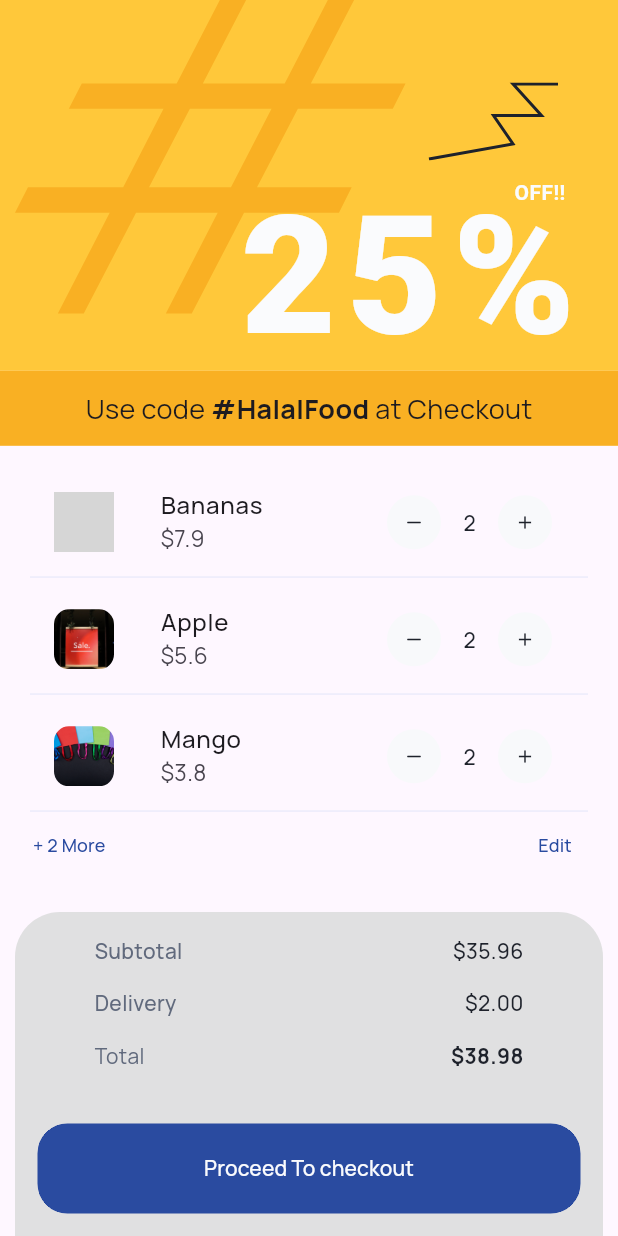
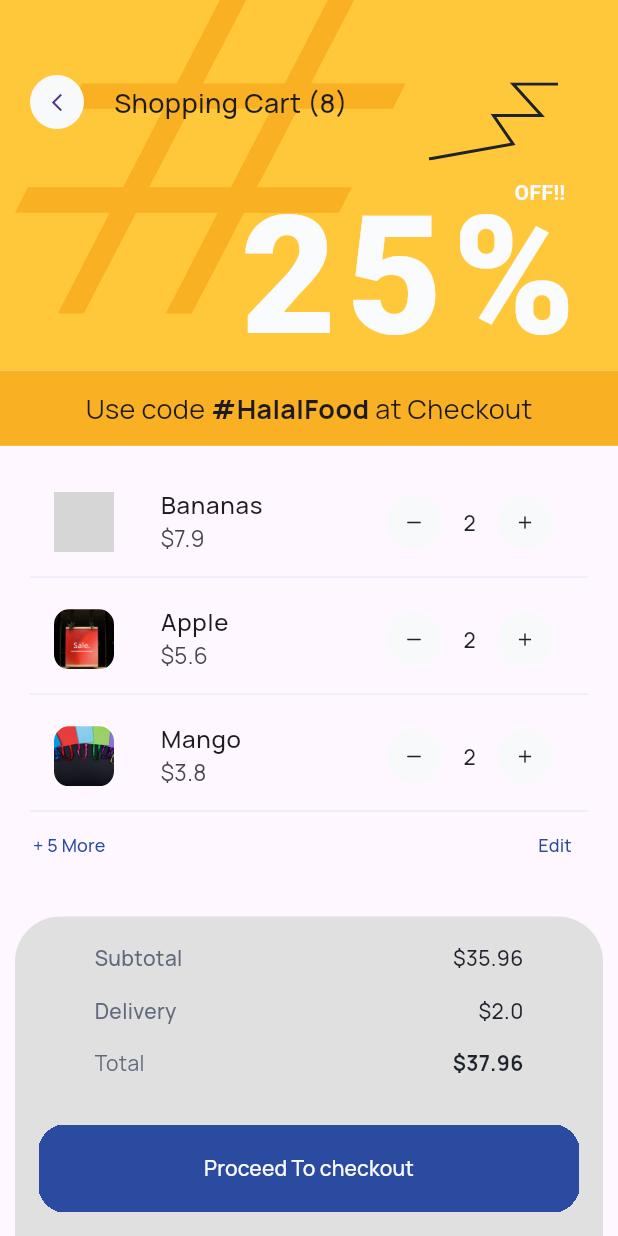
Before and after one commit to JazebJaved468/shop_app_flutter, a Flutter app: the screen it shows after launch, on a phone screen of 412 x 824 dp. Run offline on Flutter 3.47's test engine with Material 2 defaults, Android fonts, the phone set to English and light mode, and no system bars; our stand-ins replace flutter_svg, fluttertoast, font_awesome_flutter, smooth_page_indicator; grey boxes are pictures that could not be loaded.

Commit message:
Full cart screeen done

```diff
--- a/lib/main.dart
+++ b/lib/main.dart
@@ -1,5 +1,6 @@
 import 'package:flutter/material.dart';
 import 'package:shopping_app/screens/cartScreen/cart_screen.dart';
+import 'package:shopping_app/screens/cartScreen/full_cart_screen.dart';
 import 'package:shopping_app/screens/introScreen/intro.dart';
 import 'package:shopping_app/screens/homeScreen/home.dart';
 import 'package:shopping_app/screens/productDetailScreen/prod_detail_screen.dart';
--- a/lib/screens/cartScreen/cart_screen.dart
+++ b/lib/screens/cartScreen/cart_screen.dart
@@ -2,9 +2,14 @@ import 'package:flutter/material.dart';
 import 'package:flutter_svg/svg.dart';
 import 'package:shopping_app/constants/global_constants.dart';
 import 'package:shopping_app/screens/cartScreen/constants/cart_constants.dart';
+import 'package:shopping_app/screens/cartScreen/full_cart_screen.dart';
 import 'package:shopping_app/screens/cartScreen/widgets/custom_cart_items.dart';
-import 'package:shopping_app/widgets/custom_back_button.dart';
-import 'package:shopping_app/widgets/custom_cart_icon.dart';
+
+
+import 'package:shopping_app/widgets/custom_bill_sheet.dart';
+
+
+
 
 class CartScreen extends StatefulWidget {
   const CartScreen({super.key});
@@ -14,36 +19,6 @@ class CartScreen extends StatefulWidget {
 }
 
 class _CartScreenState extends State<CartScreen> {
-  // cart items number sample
-  int cartItemsQuantity = 5;
-
-  // cart items sample
-  List<Map> cartItems = [
-    {
-      'name': "Bananas",
-      'price': 7.90,
-      'imgPath': 'assets/images/discount1.jpg',
-      'quantity': 2,
-    },
-    {
-      'name': "Apple",
-      'price': 5.60,
-      'imgPath': 'assets/images/discount2.jpg',
-      'quantity': 2,
-    },
-    {
-      'name': "Mango",
-      'price': 3.80,
-      'imgPath': 'assets/images/discount3.jpg',
-      'quantity': 2,
-    },
-    {
-      'name': "Graeps",
-      'price': 7.90,
-      'imgPath': 'assets/images/discount1.jpg',
-      'quantity': 2,
-    },
-  ];
 
   @override
   Widget build(BuildContext context) {
@@ -119,6 +94,49 @@ class _CartScreenState extends State<CartScreen> {
                     ],
                   ),
                 ),
+
+                Positioned(
+                  top: 50,
+                  left: 20,
+                  child: Row(
+                    children: [
+                      //back button
+                      CircleAvatar(
+                        backgroundColor: const Color(0xffF8F9FB),
+                        radius: 18,
+                        child: IconButton(
+                          icon: const Icon(
+                            Icons.arrow_back_ios_new,
+                            size: 14,
+                          ),
+                          onPressed: () {
+                            Navigator.pop(context);
+                          },
+                        ),
+                      ),
+                      SizedBox(
+                        width: 20,
+                      ),
+                      Text(
+                        "Shopping Cart (${CartData.data.length})",
+                        style: const TextStyle(
+                          fontSize: 18,
+                          fontWeight: FontWeight.w500,
+                        ),
+                      ),
+                    ],
+                  ),
+                ),
+                //           AppBar(
+                //   leading: CustomBackButton(),
+                //   title: Text(
+                //     "Shopping Cart (${CartData.data.length})",
+                //     style: const TextStyle(
+                //       fontSize: 18,
+                //       fontWeight: FontWeight.w500,
+                //     ),
+                //   ),
+                // ),
               ],
             ),
           ),
@@ -165,13 +183,14 @@ class _CartScreenState extends State<CartScreen> {
             child: ListView.builder(
               padding: EdgeInsets.only(top: 15, bottom: 0),
               shrinkWrap: true,
-              itemCount: cartItemsQuantity > 3 ? 3 : 3,
+              itemCount: // cart items number sample
+                  CartData.data.length > 3 ? 3 : 3,
               itemBuilder: (context, index) {
                 return CustomCartItem(
-                  name: cartItems[index]['name'],
-                  price: cartItems[index]['price'],
-                  imgPath: cartItems[index]['imgPath'],
-                  quantity: cartItems[index]['quantity'],
+                  name: CartData.data[index]['name'],
+                  price: CartData.data[index]['price'],
+                  imgPath: CartData.data[index]['imgPath'],
+                  quantity: CartData.data[index]['quantity'],
                 );
               },
             ),
@@ -188,9 +207,17 @@ class _CartScreenState extends State<CartScreen> {
               mainAxisAlignment: MainAxisAlignment.spaceBetween,
               children: [
                 TextButton(
-                  onPressed: () {},
+                  onPressed: () {
+                    Navigator.push(
+                      context,
+                      MaterialPageRoute(
+                        builder: (context) => const FullCartScreen(),
+                      ),
+                    );
+                  },
                   child: Text(
-                    "+ ${cartItemsQuantity - 3} More",
+                    "+ ${ // cart items number sample
+                    CartData.data.length - 3} More",
                     style: TextStyle(
                       color: Color(0xff2A4BA0),
                       fontSize: 12,
@@ -218,140 +245,13 @@ class _CartScreenState extends State<CartScreen> {
                 ),
           ),
 
-          // Calculation
-          Container(
-            padding:
-                const EdgeInsets.only(left: 15, right: 15, top: 0, bottom: 15),
-            margin: const EdgeInsets.symmetric(horizontal: 10),
-            decoration: BoxDecoration(
-                color: ConstantColors_Cart.bottomSheet,
-                borderRadius: const BorderRadius.only(
-                  topLeft: Radius.circular(30),
-                  topRight: Radius.circular(30),
-                )),
-            width: mediaWidth * 1,
-            child: Column(
-              children: [
-                Container(
-                  padding: const EdgeInsets.only(
-                      left: 38, right: 38, top: 16, bottom: 35),
-                  child: Column(
-                    children: [
-                      Row(
-                        mainAxisAlignment: MainAxisAlignment.spaceBetween,
-                        children: [
-                          Text(
-                            "Subtotal",
-                            style: TextStyle(
-                              fontSize: 14,
-                              fontWeight: FontWeight.w500,
-                              color: ConstantColors_Cart.amountLabel,
-                            ),
-                          ),
-                          Text(
-                            "\$35.96",
-                            style: TextStyle(
-                              fontSize: 14,
-                              fontWeight: FontWeight.w500,
-                              color: GlobalColors.secondaryBackground,
-                            ),
-                          ),
-                        ],
-                      ),
-                      const SizedBox(
-                        height: 15,
-                      ),
-                      Row(
-                        mainAxisAlignment: MainAxisAlignment.spaceBetween,
-                        children: [
-                          Text(
-                            "Delivery",
-                            style: TextStyle(
-                              fontSize: 14,
-                              fontWeight: FontWeight.w500,
-                              color: ConstantColors_Cart.amountLabel,
-                            ),
-                          ),
-                          Text(
-                            "\$2.00",
-                            style: TextStyle(
-                              fontSize: 14,
-                              fontWeight: FontWeight.w500,
-                              color: GlobalColors.secondaryBackground,
-                            ),
-                          ),
-                        ],
-                      ),
-                      const SizedBox(
-                        height: 15,
-                      ),
-                      Row(
-                        mainAxisAlignment: MainAxisAlignment.spaceBetween,
-                        children: [
-                          Text(
-                            "Total",
-                            style: TextStyle(
-                              fontSize: 14,
-                              fontWeight: FontWeight.w400,
-                              color: ConstantColors_Cart.amountLabel,
-                            ),
-                          ),
-                          Text(
-                            "\$38.98",
-                            style: TextStyle(
-                              fontSize: 14,
-                              fontWeight: FontWeight.w700,
-                              color: GlobalColors.secondaryBackground,
-                            ),
-                          ),
-                        ],
-                      ),
-                    ],
-                  ),
-                ),
-
-                //Checkout Button
-                Container(
-                  width: mediaWidth * 1,
-                  height: 60,
-                  clipBehavior: Clip.hardEdge,
-                  decoration: BoxDecoration(
-                    borderRadius: BorderRadius.circular(20),
-                    border: Border.all(
-                      color: GlobalColors.primaryBackground,
-                      width: 1,
-                    ),
-                  ),
-                  child: TextButton(
-                    style: TextButton.styleFrom(
-                      backgroundColor: GlobalColors.primaryBackground,
-                      shape: const RoundedRectangleBorder(),
-                    ),
-                    onPressed: () {},
-                    child: Text(
-                      "Proceed To checkout",
-                      style: TextStyle(
-                        color: GlobalColors.primaryHeading,
-                      ),
-                    ),
-                  ),
-                ),
-              ],
-            ),
-          ),
+          // Bottom Sheet (Bill)
+          CustomBill(
+              subtotalAmount: 35.96,
+              deliveryAmount: 2.00,
+              buttonText: "Proceed To checkout")
         ],
       ),
     );
   }
 }
-
-// AppBar(
-//         leading: CustomBackButton(),
-//         title: Text(
-//           "Shopping Cart (5)",
-//           style: const TextStyle(
-//             fontSize: 18,
-//             fontWeight: FontWeight.w500,
-//           ),
-//         ),
-//       ),
--- a/lib/screens/cartScreen/constants/cart_constants.dart
+++ b/lib/screens/cartScreen/constants/cart_constants.dart
@@ -2,13 +2,63 @@ import 'package:flutter/material.dart';
 import 'package:shopping_app/constants/global_constants.dart';
 import 'package:shopping_app/screens/productDetailScreen/constants/prod_detail_screen_constants.dart';
 
-class ConstantColors_Cart{
+class ConstantColors_Cart {
   static Color darkYellow = GlobalColors.yellow;
   static Color lightYellow = Color(0xffFFC83A);
   static Color cartItemBorder = Color(0xffEBEBFB);
-    static Color bottomSheet = ConstantColors_ProdDetail.bottomSheet;
-    static Color amountLabel = Color(0xff616A7D);
+  static Color bottomSheet = ConstantColors_ProdDetail.bottomSheet;
+  static Color amountLabel = Color(0xff616A7D);
+}
 
-
-
+class CartData {
+  static List<Map> data = [
+    {
+      'name': "Bananas",
+      'price': 7.90,
+      'imgPath': 'assets/images/discount1.jpg',
+      'quantity': 2,
+    },
+    {
+      'name': "Apple",
+      'price': 5.60,
+      'imgPath': 'assets/images/discount2.jpg',
+      'quantity': 2,
+    },
+    {
+      'name': "Mango",
+      'price': 3.80,
+      'imgPath': 'assets/images/discount3.jpg',
+      'quantity': 2,
+    },
+    {
+      'name': "Graeps",
+      'price': 7.90,
+      'imgPath': 'assets/images/discount1.jpg',
+      'quantity': 2,
+    },
+    {
+      'name': "Bananas",
+      'price': 7.90,
+      'imgPath': 'assets/images/discount1.jpg',
+      'quantity': 2,
+    },
+    {
+      'name': "Apple",
+      'price': 5.60,
+      'imgPath': 'assets/images/discount2.jpg',
+      'quantity': 2,
+    },
+    {
+      'name': "Mango",
+      'price': 3.80,
+      'imgPath': 'assets/images/discount3.jpg',
+      'quantity': 2,
+    },
+    {
+      'name': "Graeps",
+      'price': 7.90,
+      'imgPath': 'assets/images/discount1.jpg',
+      'quantity': 2,
+    },
+  ];
 }
--- a/lib/screens/cartScreen/widgets/custom_cart_items.dart
+++ b/lib/screens/cartScreen/widgets/custom_cart_items.dart
@@ -24,8 +24,8 @@ class _CustomCartItemState extends State<CustomCartItem> {
   @override
   Widget build(BuildContext context) {
     // Media Queries
-    var mediaWidth = MediaQuery.of(context).size.width;
-    var mediaHeight = MediaQuery.of(context).size.height;
+    // var mediaWidth = MediaQuery.of(context).size.width;
+    // var mediaHeight = MediaQuery.of(context).size.height;
     return Container(
       margin: EdgeInsets.only(bottom: 5),
       // width: 50,
--- a/lib/screens/homeScreen/widgets/home_body.dart
+++ b/lib/screens/homeScreen/widgets/home_body.dart
@@ -1,5 +1,5 @@
 import 'package:flutter/material.dart';
-import 'package:flutter_svg/flutter_svg.dart';
+// import 'package:flutter_svg/flutter_svg.dart';
 import 'package:shopping_app/constants/global_constants.dart';
 import 'package:shopping_app/screens/homeScreen/constants/home_constants.dart';
 import 'package:shopping_app/screens/homeScreen/widgets/custom_discount_cards.dart';
--- a/lib/screens/productDetailScreen/prod_detail_screen.dart
+++ b/lib/screens/productDetailScreen/prod_detail_screen.dart
@@ -1,5 +1,4 @@
 import 'package:flutter/material.dart';
-import 'package:fluttertoast/fluttertoast.dart';
 import 'package:shopping_app/screens/productDetailScreen/constants/prod_detail_screen_constants.dart';
 
 import '../../constants/global_constants.dart';
@@ -41,7 +40,7 @@ class _ProdDetailScreenState extends State<ProdDetailScreen> {
   Widget build(BuildContext context) {
     // Media Queries
     var mediaWidth = MediaQuery.of(context).size.width;
-    var mediaHeight = MediaQuery.of(context).size.height;
+    // var mediaHeight = MediaQuery.of(context).size.height;
     final pages = List.generate(
         3,
         (index) => Container(
--- a/lib/widgets/custom_appbar_actions.dart
+++ b/lib/widgets/custom_appbar_actions.dart
@@ -1,6 +1,6 @@
 import 'package:flutter/material.dart';
 
-import '../constants/global_constants.dart';
+// import '../constants/global_constants.dart';
 import 'custom_cart_icon.dart';
 import 'custom_search_icon.dart';
 
--- /dev/null
+++ b/lib/widgets/custom_bill_sheet.dart
@@ -0,0 +1,123 @@
+import 'package:flutter/material.dart';
+
+import '../constants/global_constants.dart';
+import '../screens/cartScreen/constants/cart_constants.dart';
+import 'custom_main_button.dart';
+
+class CustomBill extends StatelessWidget {
+  final num subtotalAmount;
+  final num deliveryAmount;
+  final String buttonText;
+
+  /// final vars dene hain
+  const CustomBill(
+      {super.key,
+      required this.subtotalAmount,
+      required this.deliveryAmount,
+      required this.buttonText});
+
+  @override
+  Widget build(BuildContext context) {
+    var mediaWidth = MediaQuery.of(context).size.width;
+    // var mediaHeight = MediaQuery.of(context).size.height;
+    return Container(
+      padding: const EdgeInsets.only(left: 15, right: 15, top: 0, bottom: 15),
+      margin: const EdgeInsets.symmetric(horizontal: 10),
+      decoration: BoxDecoration(
+          color: ConstantColors_Cart.bottomSheet,
+          borderRadius: const BorderRadius.only(
+            topLeft: Radius.circular(30),
+            topRight: Radius.circular(30),
+          )),
+      width: mediaWidth * 1,
+      child: Column(
+        children: [
+          Container(
+            padding:
+                const EdgeInsets.only(left: 38, right: 38, top: 18, bottom: 30),
+            child: Column(
+              children: [
+                Row(
+                  mainAxisAlignment: MainAxisAlignment.spaceBetween,
+                  children: [
+                    Text(
+                      "Subtotal",
+                      style: TextStyle(
+                        fontSize: 14,
+                        fontWeight: FontWeight.w500,
+                        color: ConstantColors_Cart.amountLabel,
+                      ),
+                    ),
+                    Text(
+                      "\$$subtotalAmount",
+                      style: TextStyle(
+                        fontSize: 14,
+                        fontWeight: FontWeight.w500,
+                        color: GlobalColors.secondaryBackground,
+                      ),
+                    ),
+                  ],
+                ),
+                const SizedBox(
+                  height: 15,
+                ),
+                Row(
+                  mainAxisAlignment: MainAxisAlignment.spaceBetween,
+                  children: [
+                    Text(
+                      "Delivery",
+                      style: TextStyle(
+                        fontSize: 14,
+                        fontWeight: FontWeight.w500,
+                        color: ConstantColors_Cart.amountLabel,
+                      ),
+                    ),
+                    Text(
+                      "\$$deliveryAmount",
+                      style: TextStyle(
+                        fontSize: 14,
+                        fontWeight: FontWeight.w500,
+                        color: GlobalColors.secondaryBackground,
+                      ),
+                    ),
+                  ],
+                ),
+                const SizedBox(
+                  height: 15,
+                ),
+                Row(
+                  mainAxisAlignment: MainAxisAlignment.spaceBetween,
+                  children: [
+                    Text(
+                      "Total",
+                      style: TextStyle(
+                        fontSize: 14,
+                        fontWeight: FontWeight.w400,
+                        color: ConstantColors_Cart.amountLabel,
+                      ),
+                    ),
+                    Text(
+                      "\$${subtotalAmount + deliveryAmount}",
+                      style: TextStyle(
+                        fontSize: 14,
+                        fontWeight: FontWeight.w700,
+                        color: GlobalColors.secondaryBackground,
+                      ),
+                    ),
+                  ],
+                ),
+              ],
+            ),
+          ),
+
+          //Checkout Button
+          CustomMainButton(
+              text: buttonText,
+              backgroundColor: GlobalColors.primaryBackground,
+              textColor: GlobalColors.primaryHeading,
+              width: mediaWidth * 1),
+        ],
+      ),
+    );
+  }
+}
--- /dev/null
+++ b/lib/widgets/custom_main_button.dart
@@ -0,0 +1,51 @@
+import 'package:flutter/material.dart';
+
+class CustomMainButton extends StatelessWidget {
+  final String text;
+  final Color backgroundColor;
+  final Color? borderColor;
+  final Color textColor;
+  final double width;
+  final double? height;
+
+  const CustomMainButton(
+      {super.key,
+      required this.text,
+      required this.backgroundColor,
+      this.borderColor,
+      required this.textColor,
+      required this.width,
+      this.height});
+
+  @override
+  Widget build(BuildContext context) {
+    // Media Queries
+    // var mediaWidth = MediaQuery.of(context).size.width;
+    // var mediaHeight = MediaQuery.of(context).size.height;
+    return Container(
+      width: width,
+      height: height ?? 60,
+      clipBehavior: Clip.hardEdge,
+      decoration: BoxDecoration(
+        borderRadius: BorderRadius.circular(20),
+        border: Border.all(
+          color: borderColor ?? Colors.transparent,
+          width: 1,
+        ),
+      ),
+      child: TextButton(
+        style: TextButton.styleFrom(
+          backgroundColor: backgroundColor,
+          shape: const RoundedRectangleBorder(),
+        ),
+        onPressed: () {},
+        child: Text(
+          text,
+          style: TextStyle(
+            color: textColor,
+          ),
+        ),
+      ),
+    );
+  }
+}
```
Also changed, not shown: lib/screens/cartScreen/full_cart_screen.dart (added, +94 -0 lines), lib/screens/categoryScreen/widgets/category_body.dart (+4 -4 lines), lib/widgets/custom_button.dart (deleted, +0 -34 lines), lib/widgets/custom_cart_icon.dart (+13 -4 lines).
